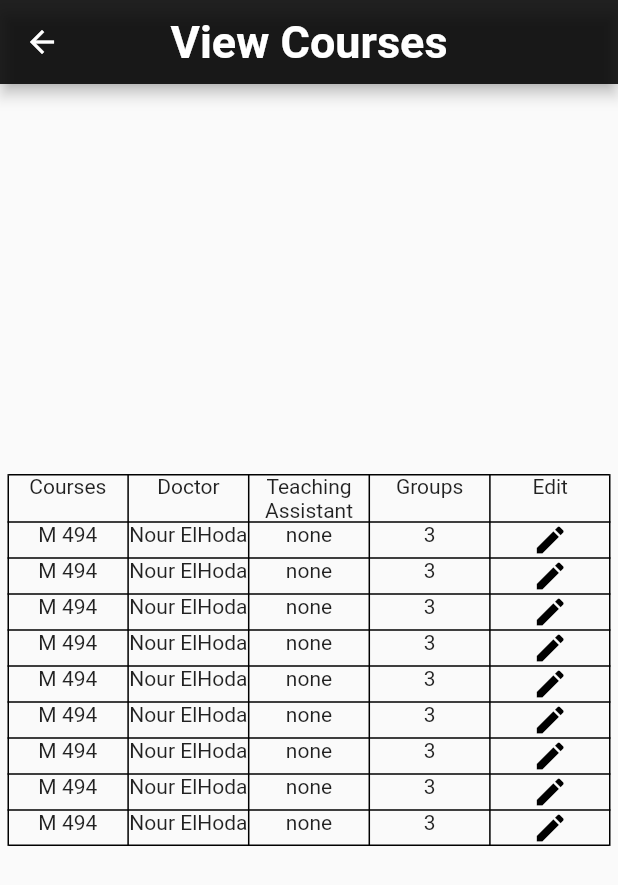
After one commit to ehabatef205/graduation_project_app, a Flutter app: the HomeAdminScreen screen opened directly, in the side drawer, after a tap on "View Courses", on a phone screen of 412 x 824 dp. The commit adds this screen. Shown: the top 885 px of the screen. Run offline on Flutter 3.47's test engine with Material 2 defaults, Android fonts, the phone set to English and light mode, and no system bars; our stand-ins replace bloc, flutter_bloc, image_picker.

Commit message:
Admin View

```diff
--- /dev/null
+++ b/lib/modules/home_admin/home_admin_screen.dart
@@ -0,0 +1,76 @@
+import 'package:flutter/material.dart';
+import 'package:graduation_project_app/modules/view_table/view_courses_screen.dart';
+
+class HomeAdminScreen extends StatefulWidget {
+  const HomeAdminScreen({Key? key}) : super(key: key);
+
+  @override
+  State<HomeAdminScreen> createState() => _HomeAdminScreenState();
+}
+
+class _HomeAdminScreenState extends State<HomeAdminScreen> {
+  @override
+  Widget build(BuildContext context) {
+    Size size = MediaQuery.of(context).size;
+    return Scaffold(
+      appBar: AppBar(
+        backgroundColor: Colors.black87,
+        title: const Text(
+          'Home Admin',
+          style: TextStyle(
+            fontSize: 30.0,
+            fontWeight: FontWeight.bold,
+          ),
+        ),
+        centerTitle: true,
+      ),
+      drawer: Drawer(
+        child: ListView(
+          children: [
+            const Padding(
+              padding: EdgeInsets.only(
+                left: 10,
+              ),
+              child: Text(
+                "Admin name",
+                style: TextStyle(
+                  fontSize: 18,
+                  fontWeight: FontWeight.bold,
+                ),
+              ),
+            ),
+            const Padding(
+              padding: EdgeInsets.all(10),
+              child: Text(
+                "Admin id",
+                style: TextStyle(
+                  fontSize: 18,
+                  fontWeight: FontWeight.bold,
+                ),
+              ),
+            ),
+            const Divider(
+              thickness: 1.5,
+            ),
+            ListTile(
+              leading: const Icon(
+                Icons.table_rows_outlined,
+                color: Colors.black,
+              ),
+              title: const Text(
+                "View Courses",
+                style: TextStyle(fontSize: 18),
+              ),
+              onTap: () {
+                Navigator.push(
+                  context,
+                  MaterialPageRoute(builder: (context) =>  ViewCoursesScreen()),
+                );
+              },
+            ),
+          ],
+        ),
+      ),
+    );
+  }
+}
--- a/lib/modules/login/login_screen.dart
+++ b/lib/modules/login/login_screen.dart
@@ -1,6 +1,7 @@
 import 'package:flutter/cupertino.dart';
 import 'package:flutter/material.dart';
 import 'package:flutter_bloc/flutter_bloc.dart';
+import 'package:graduation_project_app/modules/home_admin/home_admin_screen.dart';
 import 'package:graduation_project_app/modules/home_student/home_student_screen.dart';
 import 'package:graduation_project_app/modules/login/cubit/cubit.dart';
 import 'package:graduation_project_app/modules/login/cubit/states.dart';
@@ -147,7 +148,7 @@ class _LoginScreenState extends State<LoginScreen> {
                                       context,
                                       MaterialPageRoute(
                                           builder: (context) =>
-                                              const HomeStudentScreen()));
+                                              const HomeAdminScreen()));
                                 }
                               },
                               color: Colors.black87,
--- /dev/null
+++ b/lib/modules/view_table/view_courses_screen.dart
@@ -0,0 +1,280 @@
+import 'package:flutter/material.dart';
+
+class ViewCoursesScreen extends StatefulWidget {
+  const ViewCoursesScreen({Key? key}) : super(key: key);
+
+  @override
+  State<ViewCoursesScreen> createState() => _ViewCoursesScreenState();
+}
+
+class _ViewCoursesScreenState extends State<ViewCoursesScreen> {
+  @override
+  Widget build(BuildContext context) {
+    return Scaffold(
+      appBar: AppBar(
+        backgroundColor: Colors.black87,
+        centerTitle: true,
+        title: const Text(
+          'View Courses',
+          style: TextStyle(
+            fontSize: 30.0,
+            fontWeight: FontWeight.bold,
+          ),
+        ),
+      ),
+      body: Padding(
+        padding: const EdgeInsets.all(5.0),
+        child: Column(
+          mainAxisAlignment: MainAxisAlignment.center,
+          children: [
+            Table(
+              border: TableBorder.all(width: 1),
+              children: const[
+                TableRow(
+                  children: [
+                    Text(
+                      'Courses',
+                      textAlign: TextAlign.center,
+                    ),
+                    Text(
+                      'Doctor',
+                      textAlign: TextAlign.center,
+                    ),
+                    Text(
+                      'Teaching Assistant',
+                      textAlign: TextAlign.center,
+                    ),
+                    Text(
+                      'Groups',
+                      textAlign: TextAlign.center,
+                    ),
+                    Text(
+                      'Edit',
+                      textAlign: TextAlign.center,
+                    ),
+                  ],
+                ),
+                TableRow(
+                  children: [
+                    Text(
+                      'M 494',
+                      textAlign: TextAlign.center,
+                    ),
+                    Text(
+                      'Nour ElHoda',
+                      textAlign: TextAlign.center,
+                    ),
+                    Text(
+                      'none',
+                      textAlign: TextAlign.center,
+                    ),
+                    Text(
+                      '3',
+                      textAlign: TextAlign.center,
+                    ),
+                    Icon(
+                      Icons.edit,
+                      color: Colors.black,
+                    ),
+                  ],
+                ),
+                TableRow(
+                  children: [
+                    Text(
+                      'M 494',
+                      textAlign: TextAlign.center,
+                    ),
+                    Text(
+                      'Nour ElHoda',
+                      textAlign: TextAlign.center,
+                    ),
+                    Text(
+                      'none',
+                      textAlign: TextAlign.center,
+                    ),
+                    Text(
+                      '3',
+                      textAlign: TextAlign.center,
+                    ),
+                    Icon(
+                      Icons.edit,
+                      color: Colors.black,
+                    ),
+                  ],
+                ),
+                TableRow(
+                  children: [
+                    Text(
+                      'M 494',
+                      textAlign: TextAlign.center,
+                    ),
+                    Text(
+                      'Nour ElHoda',
+                      textAlign: TextAlign.center,
+                    ),
+                    Text(
+                      'none',
+                      textAlign: TextAlign.center,
+                    ),
+                    Text(
+                      '3',
+                      textAlign: TextAlign.center,
+                    ),
+                    Icon(
+                      Icons.edit,
+                      color: Colors.black,
+                    ),
+                  ],
+                ),
+                TableRow(
+                  children: [
+                    Text(
+                      'M 494',
+                      textAlign: TextAlign.center,
+                    ),
+                    Text(
+                      'Nour ElHoda',
+                      textAlign: TextAlign.center,
+                    ),
+                    Text(
+                      'none',
+                      textAlign: TextAlign.center,
+                    ),
+                    Text(
+                      '3',
+                      textAlign: TextAlign.center,
+                    ),
+                    Icon(
+                      Icons.edit,
+                      color: Colors.black,
+                    ),
+                  ],
+                ),
+                TableRow(
+                  children: [
+                    Text(
+                      'M 494',
+                      textAlign: TextAlign.center,
+                    ),
+                    Text(
+                      'Nour ElHoda',
+                      textAlign: TextAlign.center,
+                    ),
+                    Text(
+                      'none',
+                      textAlign: TextAlign.center,
+                    ),
+                    Text(
+                      '3',
+                      textAlign: TextAlign.center,
+                    ),
+                    Icon(
+                      Icons.edit,
+                      color: Colors.black,
+                    ),
+                  ],
+                ),
+                TableRow(
+                  children: [
+                    Text(
+                      'M 494',
+                      textAlign: TextAlign.center,
+                    ),
+                    Text(
+                      'Nour ElHoda',
+                      textAlign: TextAlign.center,
+                    ),
+                    Text(
+                      'none',
+                      textAlign: TextAlign.center,
+                    ),
+                    Text(
+                      '3',
+                      textAlign: TextAlign.center,
+                    ),
+                    Icon(
+                      Icons.edit,
+                      color: Colors.black,
+                    ),
+                  ],
+                ),
+                TableRow(
+                  children: [
+                    Text(
+                      'M 494',
+                      textAlign: TextAlign.center,
+                    ),
+                    Text(
+                      'Nour ElHoda',
+                      textAlign: TextAlign.center,
+                    ),
+                    Text(
+                      'none',
+                      textAlign: TextAlign.center,
+                    ),
+                    Text(
+                      '3',
+                      textAlign: TextAlign.center,
+                    ),
+                    Icon(
+                      Icons.edit,
+                      color: Colors.black,
+                    ),
+                  ],
+                ),
+                TableRow(
+                  children: [
+                    Text(
+                      'M 494',
+                      textAlign: TextAlign.center,
+                    ),
+                    Text(
+                      'Nour ElHoda',
+                      textAlign: TextAlign.center,
+                    ),
+                    Text(
+                      'none',
+                      textAlign: TextAlign.center,
+                    ),
+                    Text(
+                      '3',
+                      textAlign: TextAlign.center,
+                    ),
+                    Icon(
+                      Icons.edit,
+                      color: Colors.black,
+                    ),
+                  ],
+                ),
+                TableRow(
+                  children: [
+                    Text(
+                      'M 494',
+                      textAlign: TextAlign.center,
+                    ),
+                    Text(
+                      'Nour ElHoda',
+                      textAlign: TextAlign.center,
+                    ),
+                    Text(
+                      'none',
+                      textAlign: TextAlign.center,
+                    ),
+                    Text(
+                      '3',
+                      textAlign: TextAlign.center,
+                    ),
+                    Icon(
+                      Icons.edit,
+                      color: Colors.black,
+                    ),
+                  ],
+                ),
+              ],
+            ),
+          ],
+        ),
+      ),
+    );
+  }
+}
```
Also changed, not shown: pubspec.lock.
